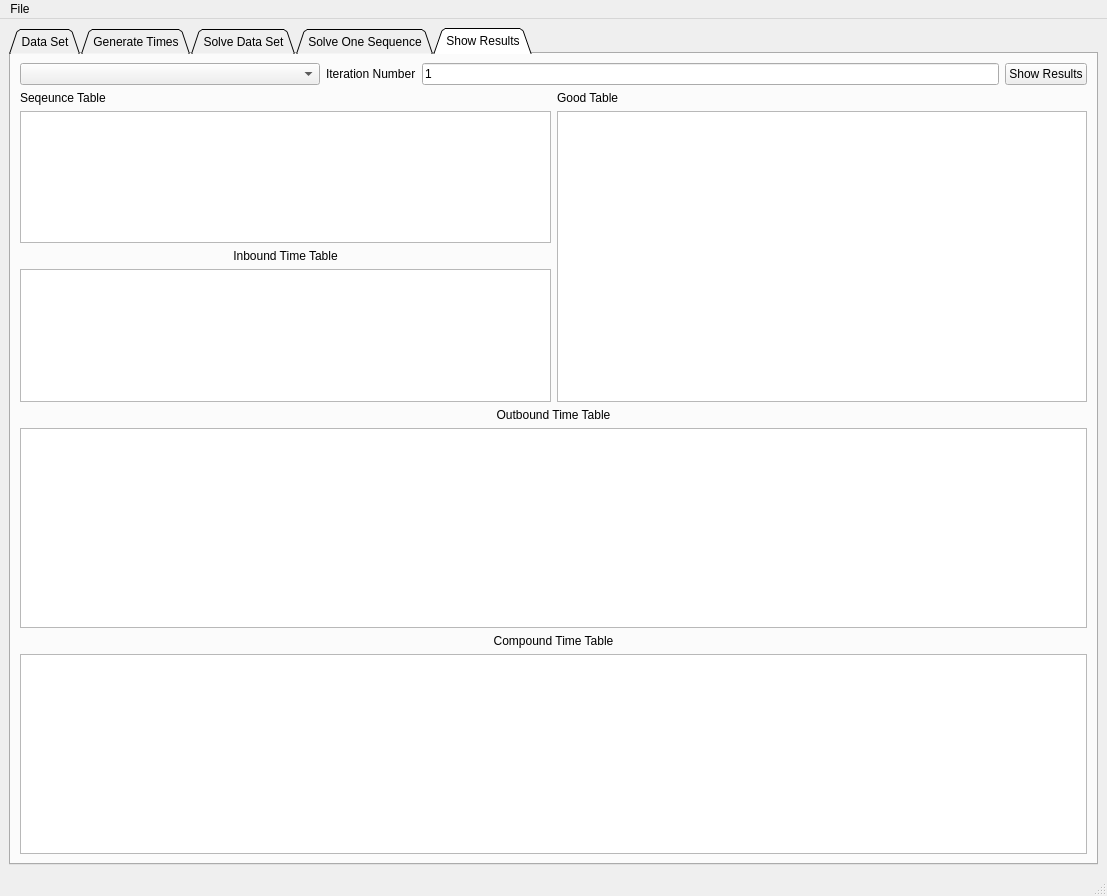
mparlaktuna/capraz_sevkiyat1, file windows/main_window.ui: the form before one commit.
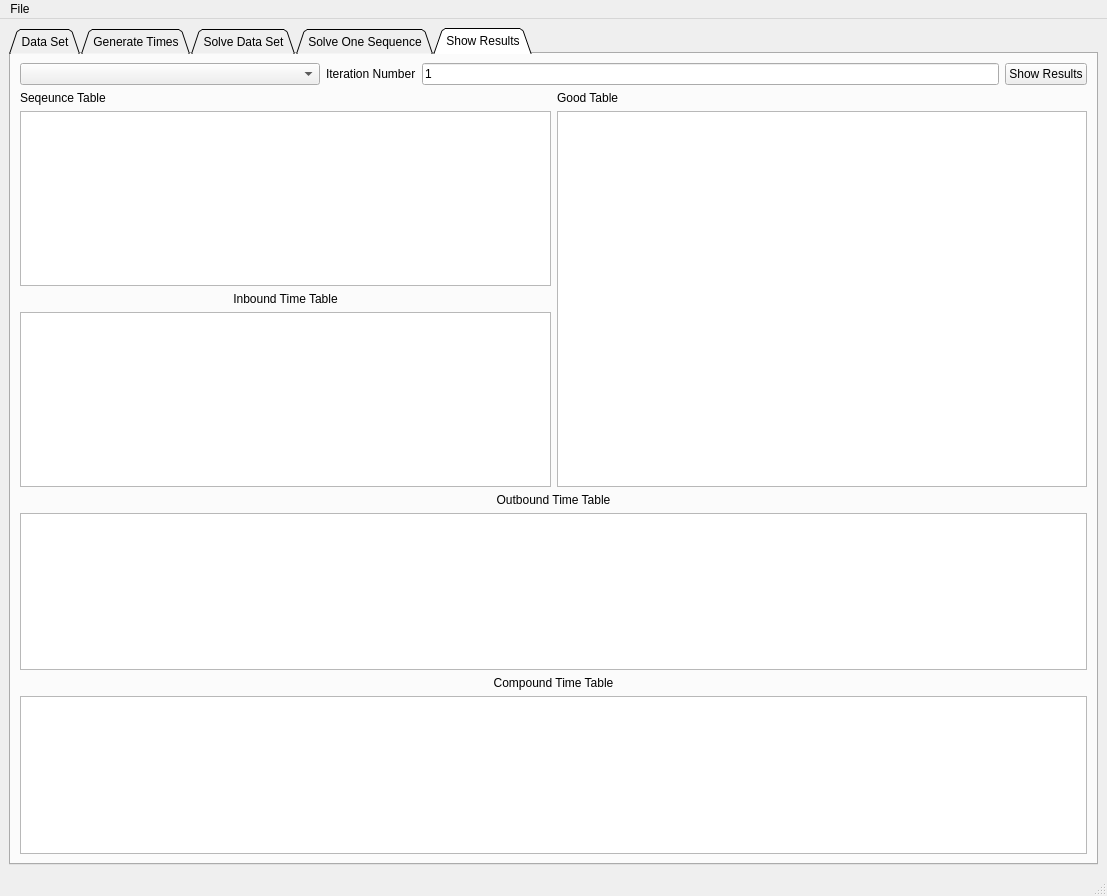
The form after the commit. Custom widgets are drawn as their Qt base class.

Commit message: changed table sizes

The edit to the form file:
```diff
--- a/windows/main_window.ui
+++ b/windows/main_window.ui
@@ -729,7 +729,7 @@
                  <widget class="ClipboardTableView" name="sequence_table">
                   <property name="minimumSize">
                    <size>
-                    <width>400</width>
+                    <width>350</width>
                     <height>0</height>
                    </size>
                   </property>
@@ -753,7 +753,7 @@
                  <widget class="ClipboardTableView" name="inbound_time_table">
                   <property name="minimumSize">
                    <size>
-                    <width>400</width>
+                    <width>350</width>
                     <height>0</height>
                    </size>
                   </property>
@@ -803,7 +803,7 @@
               <property name="minimumSize">
                <size>
                 <width>0</width>
-                <height>200</height>
+                <height>150</height>
                </size>
               </property>
              </widget>
@@ -827,7 +827,7 @@
               <property name="minimumSize">
                <size>
                 <width>0</width>
-                <height>200</height>
+                <height>150</height>
                </size>
               </property>
              </widget>
```
The commit also changes 2 other files.
